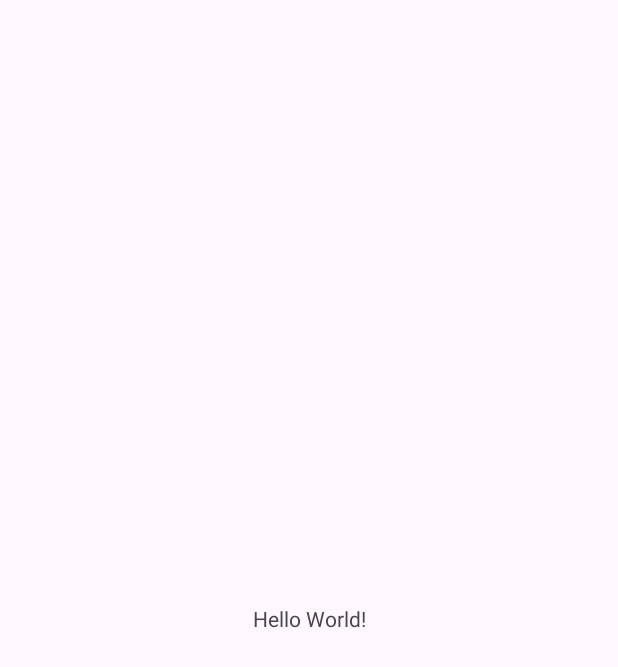
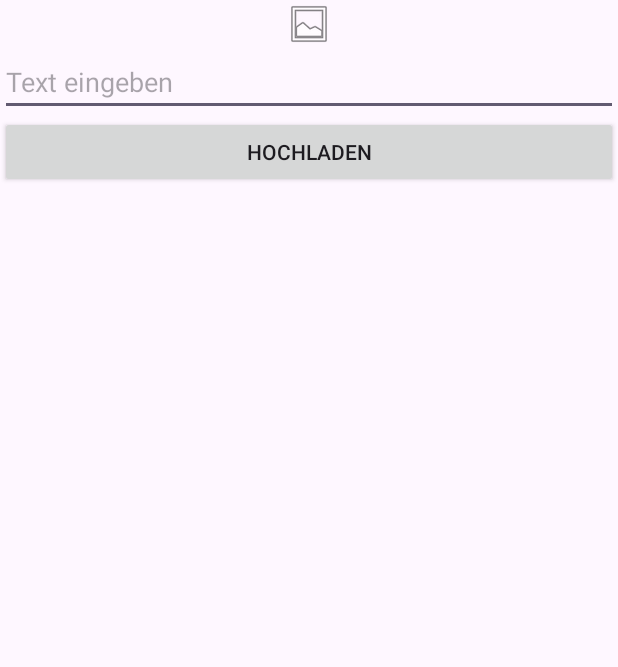
Before and after one commit to MH124578/HochzeitsGaesteApp, an Android app: the screen it shows after launch (MainActivity), on a phone screen of 412 x 824 dp. Before the commit the part shown is almost empty. Shown: the top 667 px of the screen. Run offline under Robolectric (Android 15) with nearby library versions, the phone set to English and light mode, and no system bars; pictures from the network do not load.

Commit message:
bilder speichern in datenbank geht

```diff
--- a/app/build.gradle.kts
+++ b/app/build.gradle.kts
@@ -33,6 +33,10 @@ dependencies {
     implementation("androidx.appcompat:appcompat:1.6.1")
     implementation("com.google.android.material:material:1.9.0")
     implementation("androidx.constraintlayout:constraintlayout:2.1.4")
+    implementation("com.squareup.retrofit2:retrofit:2.9.0")
+    implementation("com.squareup.retrofit2:converter-gson:2.9.0")
+    implementation("com.squareup.okhttp3:okhttp:4.9.0")
+    implementation("com.squareup.okhttp3:logging-interceptor:4.9.0")
     testImplementation("junit:junit:4.13.2")
     androidTestImplementation("androidx.test.ext:junit:1.1.5")
     androidTestImplementation("androidx.test.espresso:espresso-core:3.5.1")
--- a/app/src/main/AndroidManifest.xml
+++ b/app/src/main/AndroidManifest.xml
@@ -2,7 +2,11 @@
 <manifest xmlns:android="http://schemas.android.com/apk/res/android"
     xmlns:tools="http://schemas.android.com/tools">
 
+    <uses-permission android:name="android.permission.INTERNET" />
+    <uses-permission android:name="android.permission.READ_EXTERNAL_STORAGE"/>
+
     <application
+        android:usesCleartextTraffic="true"
         android:allowBackup="true"
         android:dataExtractionRules="@xml/data_extraction_rules"
         android:fullBackupContent="@xml/backup_rules"
--- a/app/src/main/res/layout/activity_main.xml
+++ b/app/src/main/res/layout/activity_main.xml
@@ -1,18 +1,27 @@
-<?xml version="1.0" encoding="utf-8"?>
-<androidx.constraintlayout.widget.ConstraintLayout xmlns:android="http://schemas.android.com/apk/res/android"
-    xmlns:app="http://schemas.android.com/apk/res-auto"
-    xmlns:tools="http://schemas.android.com/tools"
+<!-- res/layout/activity_main.xml -->
+<RelativeLayout xmlns:android="http://schemas.android.com/apk/res/android"
     android:layout_width="match_parent"
-    android:layout_height="match_parent"
-    tools:context=".MainActivity">
+    android:layout_height="match_parent">
 
-    <TextView
-        android:layout_width="wrap_content"
+    <ImageView
+        android:id="@+id/imageView"
+        android:layout_width="match_parent"
         android:layout_height="wrap_content"
-        android:text="Hello World!"
-        app:layout_constraintBottom_toBottomOf="parent"
-        app:layout_constraintEnd_toEndOf="parent"
-        app:layout_constraintStart_toStartOf="parent"
-        app:layout_constraintTop_toTopOf="parent" />
+        android:scaleType="fitCenter"
+        android:src="@android:drawable/ic_menu_gallery" />
 
-</androidx.constraintlayout.widget.ConstraintLayout>
+    <EditText
+        android:id="@+id/editText"
+        android:layout_width="match_parent"
+        android:layout_height="wrap_content"
+        android:layout_below="@+id/imageView"
+        android:hint="Text eingeben" />
+
+    <Button
+        android:id="@+id/uploadButton"
+        android:layout_width="match_parent"
+        android:layout_height="wrap_content"
+        android:layout_below="@+id/editText"
+        android:text="Hochladen" />
+
+</RelativeLayout>
```
Also changed, not shown: app/src/main/java/com/example/hgapp/MainActivity.java (+135 -3 lines).
